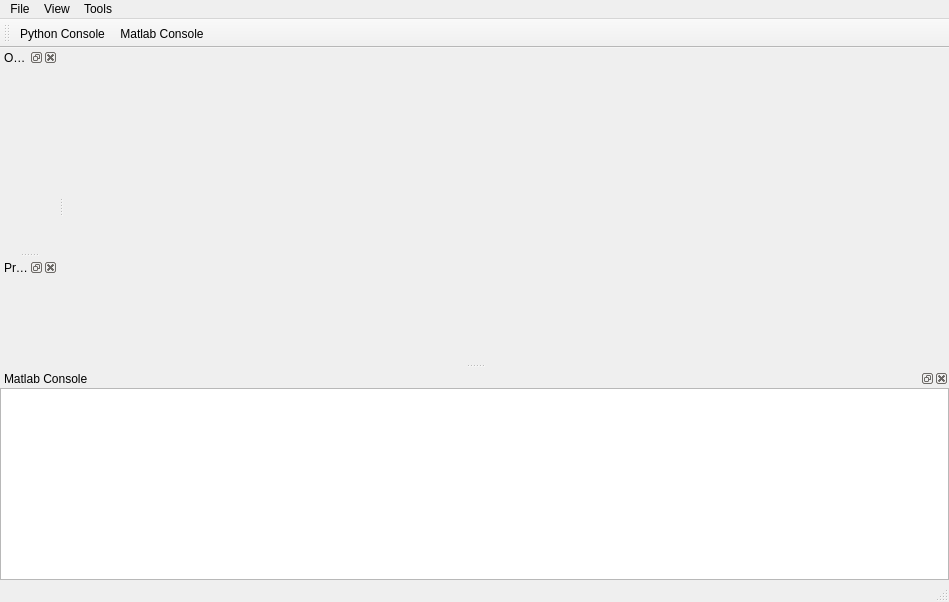
The window that src/app/ddMainWindow.ui (openhumanoids/oh-distro) describes before a commit, drawn with Qt 5.
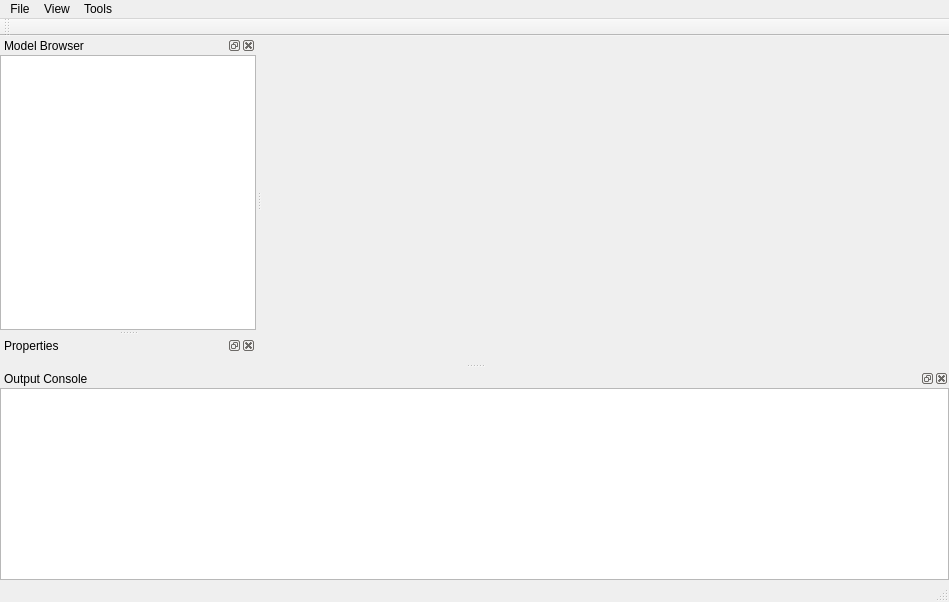
The same window after the commit. Icons and pictures are not drawn.

Commit message: add support for properties panel in python

Diff of the .ui file:
```diff
--- a/src/app/ddMainWindow.ui
+++ b/src/app/ddMainWindow.ui
@@ -58,13 +58,29 @@
   <widget class="QStatusBar" name="StatusBar"/>
   <widget class="QDockWidget" name="ObjectsDock">
    <property name="windowTitle">
-    <string>Objects Panel</string>
+    <string>Model Browser</string>
    </property>
    <attribute name="dockWidgetArea">
     <number>1</number>
    </attribute>
    <widget class="QWidget" name="dockWidgetContents">
-    <layout class="QVBoxLayout" name="verticalLayout"/>
+    <layout class="QVBoxLayout" name="verticalLayout">
+     <property name="margin">
+      <number>0</number>
+     </property>
+     <item>
+      <widget class="QTreeWidget" name="ObjectTree">
+       <property name="headerHidden">
+        <bool>true</bool>
+       </property>
+       <column>
+        <property name="text">
+         <string>Name</string>
+        </property>
+       </column>
+      </widget>
+     </item>
+    </layout>
    </widget>
   </widget>
   <widget class="QToolBar" name="MainToolBar">
@@ -77,12 +93,10 @@
    <attribute name="toolBarBreak">
     <bool>false</bool>
    </attribute>
-   <addaction name="ActionPythonConsole"/>
-   <addaction name="ShowMatlabConsole"/>
   </widget>
   <widget class="QDockWidget" name="PropertiesDock">
    <property name="windowTitle">
-    <string>Properties Panel</string>
+    <string>Properties</string>
    </property>
    <attribute name="dockWidgetArea">
     <number>1</number>
@@ -91,7 +105,7 @@
   </widget>
   <widget class="QDockWidget" name="MatlabConsoleDock">
    <property name="windowTitle">
-    <string>Matlab Console</string>
+    <string>Output Console</string>
    </property>
    <attribute name="dockWidgetArea">
     <number>8</number>
@@ -137,14 +151,6 @@
     <enum>Qt::ApplicationShortcut</enum>
    </property>
   </action>
-  <action name="ShowMatlabConsole">
-   <property name="text">
-    <string>Matlab Console</string>
-   </property>
-   <property name="shortcut">
-    <string>Ctrl+M</string>
-   </property>
-  </action>
  </widget>
  <resources>
   <include location="images/resources.qrc"/>
```
Left out of the diff: 5 changed lines with no effect on the pictures. The commit also changes 8 other files.
